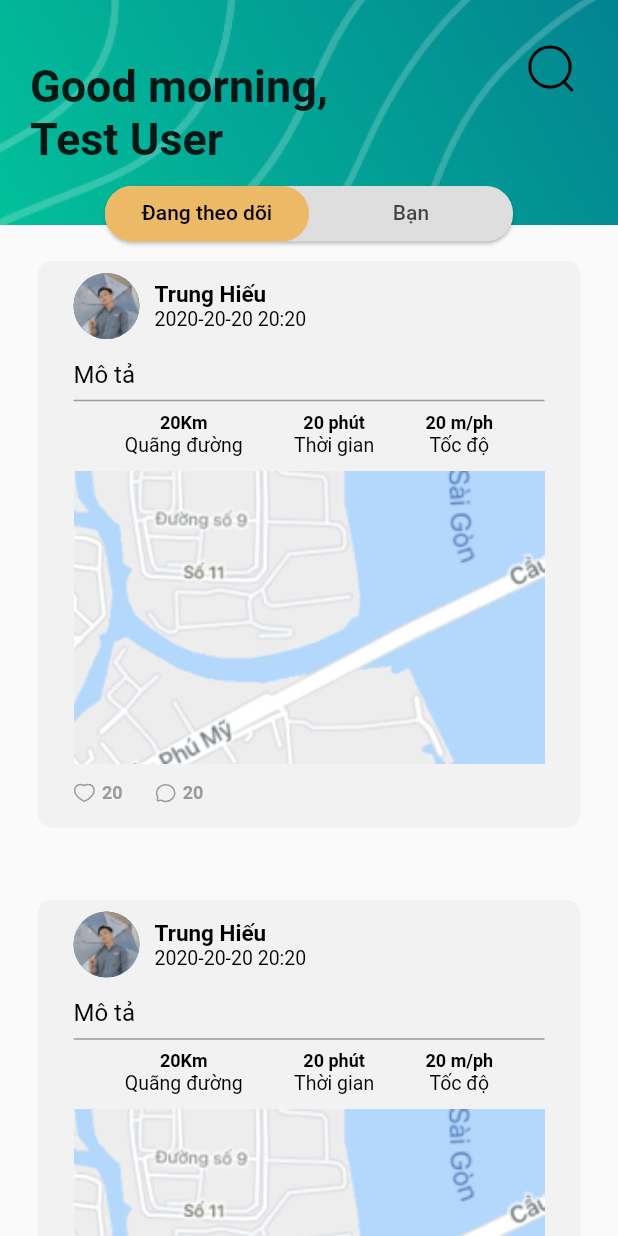
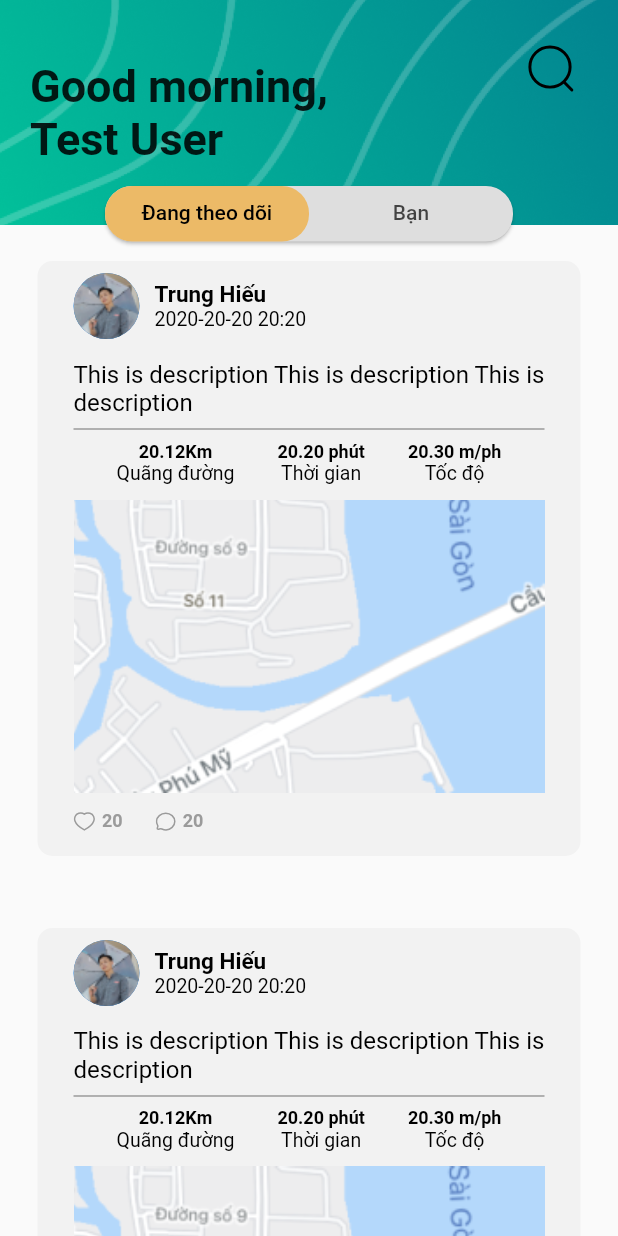
Before and after one commit to hunghuy201280/flutter_DailyRunning, a Flutter app: the screen it shows after launch, on a phone screen of 412 x 824 dp. Run offline on Flutter 3.47's test engine with Material 2 defaults, Android fonts, the phone set to English and light mode, and no system bars; our stand-ins replace firebase_auth, firebase_core, flutter_svg, font_awesome_flutter, numberpicker, tab_indicator_styler; accounts and stored records are empty; Roboto replaces fonts that are missing (SVG Avo).

Commit message:
done home screen

```diff
--- a/lib/ui/home/home_screen.dart
+++ b/lib/ui/home/home_screen.dart
@@ -1,4 +1,5 @@
 import 'package:daily_running/main.dart';
+import 'package:daily_running/ui/home/widgets/post_view.dart';
 import 'package:daily_running/utils/constant.dart';
 import 'package:flutter/cupertino.dart';
 import 'package:flutter/material.dart';
@@ -13,113 +14,21 @@ class HomeScreen extends StatelessWidget {
       child: Scaffold(
         body: DefaultTabController(
           length: 2,
-          child: CustomScrollView(
-            slivers: [
-              SliverPersistentHeader(
-                  floating: true,
-                  delegate: CustomCollapseAppbarDelegate(expandedHeight: 150)),
-              SliverList(
-                  delegate: SliverChildBuilderDelegate((context, index) {
-                return Container(
-                  margin: EdgeInsets.symmetric(vertical: 24, horizontal: 25),
-                  padding:
-                      EdgeInsets.only(top: 8, bottom: 16, right: 24, left: 24),
-                  decoration: BoxDecoration(
-                    borderRadius: BorderRadius.circular(10),
-                    color: kConcreteColor,
-                  ),
-                  child: Column(
-                    crossAxisAlignment: CrossAxisAlignment.stretch,
-                    children: [
-                      Row(
-                        children: [
-                          CircleAvatar(
-                            backgroundImage: AssetImage(
-                                'assets/images/place_holder_avatar.png'),
-                            radius: 22,
-                          ),
-                          SizedBox(
-                            width: 10,
-                          ),
-                          Column(
-                            mainAxisAlignment: MainAxisAlignment.start,
-                            crossAxisAlignment: CrossAxisAlignment.start,
-                            children: [
-                              Text(
-                                'Trung Hiếu',
-                                style: kPostTextStyle.copyWith(
-                                  fontWeight: FontWeight.w700,
-                                  fontSize: 15,
-                                ),
-                              ),
-                              Text(
-                                '2020-20-20 20:20',
-                                style: kPostTextStyle,
-                              ),
-                            ],
-                          ),
-                        ],
-                      ),
-                      SizedBox(
-                        height: 14,
-                      ),
-                      Text(
-                        'Mô tả',
-                        style: kPostTextStyle.copyWith(fontSize: 16),
-                      ),
-                      Divider(
-                        color: kDividerColor,
-                        thickness: 1,
-                      ),
-                      Row(
-                        mainAxisAlignment: MainAxisAlignment.spaceEvenly,
-                        children: [
-                          PostColumnText(
-                            value: '20Km',
-                            description: 'Quãng đường',
-                          ),
-                          PostColumnText(
-                            value: '20 phút',
-                            description: 'Thời gian',
-                          ),
-                          PostColumnText(
-                            value: '20 m/ph',
-                            description: 'Tốc độ',
-                          ),
-                        ],
-                      ),
-                      SizedBox(
-                        height: 10,
-                      ),
-                      Image(
-                        image: AssetImage(
-                          'assets/images/place_holder_post.png',
-                        ),
-                        fit: BoxFit.contain,
-                      ),
-                      SizedBox(
-                        height: 12,
-                      ),
-                      Row(
-                        children: [
-                          PostBottomIcon(
-                            iconName: 'assets/images/ic_heart.svg',
-                            value: 20.toString(),
-                          ),
-                          SizedBox(
-                            width: 22,
-                          ),
-                          PostBottomIcon(
-                            iconName: 'assets/images/ic_comment.svg',
-                            value: 20.toString(),
-                          ),
-                        ],
-                      ),
-                    ],
-                  ),
-                );
-              }, childCount: 10)),
-            ],
+          child: NestedScrollView(
+            floatHeaderSlivers: true,
+            headerSliverBuilder: (context, isScroll) {
+              return [
+                SliverPersistentHeader(
+                    delegate:
+                        CustomCollapseAppbarDelegate(expandedHeight: 150)),
+              ];
+            },
+            body: TabBarView(
+              children: [
+                PostListView(),
+                PostListView(),
+              ],
+            ),
           ),
         ),
       ),
@@ -127,64 +36,40 @@ class HomeScreen extends StatelessWidget {
   }
 }
 
-class PostBottomIcon extends StatelessWidget {
-  final String iconName;
-  final String value;
+class PostListView extends StatefulWidget {
+  @override
+  _PostListViewState createState() => _PostListViewState();
+}
 
-  const PostBottomIcon({
-    @required this.iconName,
-    @required this.value,
-  });
+class _PostListViewState extends State<PostListView>
+    with AutomaticKeepAliveClientMixin<PostListView> {
+  @override
+  Widget build(BuildContext context) {
+    super.build(context);
+    return ListView.builder(
+      itemBuilder: (context, index) {
+        return PostView(
+          avatar: AssetImage('assets/images/place_holder_avatar.png'),
+          ownerName: 'Trung Hiếu',
+          dateTime: '2020-20-20 20:20',
+          description:
+              'This is description This is description This is description',
+          distance: 20.12313,
+          timeWorking: 20.2,
+          pace: 20.3,
+          mapImage: AssetImage(
+            'assets/images/place_holder_post.png',
+          ),
+          like: 20,
+          comment: 20,
+        );
+      },
+      itemCount: 10,
+    );
+  }
 
   @override
-  Widget build(BuildContext context) {
-    return Row(
-      children: [
-        InkWell(
-          child: SvgPicture.asset(
-            iconName,
-            height: 13,
-          ),
-          onTap: () {},
-        ),
-        SizedBox(
-          width: 4,
-        ),
-        Text(
-          value,
-          style: kPostTextStyle.copyWith(
-            fontSize: 12,
-            fontWeight: FontWeight.w700,
-            color: kDividerColor,
-          ),
-        )
-      ],
-    );
-  }
-}
-
-class PostColumnText extends StatelessWidget {
-  final String value;
-  final String description;
-
-  const PostColumnText({@required this.value, @required this.description});
-
-  @override
-  Widget build(BuildContext context) {
-    return Column(
-      children: [
-        Text(
-          value,
-          style: kPostTextStyle.copyWith(
-              fontSize: 12, fontWeight: FontWeight.w700),
-        ),
-        Text(
-          description,
-          style: kPostTextStyle,
-        ),
-      ],
-    );
-  }
+  bool get wantKeepAlive => true;
 }
 
 class CustomCollapseAppbarDelegate extends SliverPersistentHeaderDelegate {
@@ -213,7 +98,7 @@ class CustomCollapseAppbarDelegate extends SliverPersistentHeaderDelegate {
           top: top,
           left: 66,
           right: 66,
-          child: buildFloating(shrinkOffset),
+          child: buildFloatingTabBar(shrinkOffset),
         ),
         Positioned(
           child: buildSearchButton(shrinkOffset),
@@ -266,7 +151,7 @@ class CustomCollapseAppbarDelegate extends SliverPersistentHeaderDelegate {
         ),
       );
 
-  Widget buildFloating(double shrinkOffset) => Opacity(
+  Widget buildFloatingTabBar(double shrinkOffset) => Opacity(
         opacity: disappear(shrinkOffset),
         child: Card(
           shape: RoundedRectangleBorder(
--- /dev/null
+++ b/lib/ui/home/widgets/post_view.dart
@@ -0,0 +1,186 @@
+import 'package:daily_running/utils/constant.dart';
+import 'package:flutter/material.dart';
+import 'package:flutter_svg/svg.dart';
+
+class PostView extends StatelessWidget {
+  final ImageProvider avatar;
+  final String ownerName;
+  final String dateTime;
+  final String description;
+  final double distance;
+  final double timeWorking;
+  final double pace;
+  final ImageProvider mapImage;
+  final int like;
+  final int comment;
+
+  const PostView({
+    @required this.avatar,
+    @required this.ownerName,
+    @required this.dateTime,
+    @required this.description,
+    @required this.distance,
+    @required this.timeWorking,
+    @required this.pace,
+    @required this.mapImage,
+    @required this.like,
+    @required this.comment,
+  });
+  @override
+  Widget build(BuildContext context) {
+    return Container(
+      margin: EdgeInsets.symmetric(vertical: 24, horizontal: 25),
+      padding: EdgeInsets.only(top: 8, bottom: 16, right: 24, left: 24),
+      decoration: BoxDecoration(
+        borderRadius: BorderRadius.circular(10),
+        color: kConcreteColor,
+      ),
+      child: Column(
+        crossAxisAlignment: CrossAxisAlignment.stretch,
+        children: [
+          Row(
+            children: [
+              CircleAvatar(
+                backgroundImage: avatar,
+                radius: 22,
+              ),
+              SizedBox(
+                width: 10,
+              ),
+              Column(
+                mainAxisAlignment: MainAxisAlignment.start,
+                crossAxisAlignment: CrossAxisAlignment.start,
+                children: [
+                  Text(
+                    ownerName,
+                    style: kPostTextStyle.copyWith(
+                      fontWeight: FontWeight.w700,
+                      fontSize: 15,
+                    ),
+                  ),
+                  Text(
+                    dateTime,
+                    style: kPostTextStyle,
+                  ),
+                ],
+              ),
+            ],
+          ),
+          SizedBox(
+            height: 14,
+          ),
+          Text(
+            description,
+            style: kPostTextStyle.copyWith(fontSize: 16),
+          ),
+          Divider(
+            color: kDividerColor,
+            thickness: 1,
+          ),
+          Row(
+            mainAxisAlignment: MainAxisAlignment.spaceEvenly,
+            children: [
+              PostColumnText(
+                value: '${distance.toStringAsFixed(2)}Km',
+                description: 'Quãng đường',
+              ),
+              PostColumnText(
+                value: '${timeWorking.toStringAsFixed(2)} phút',
+                description: 'Thời gian',
+              ),
+              PostColumnText(
+                value: '${pace.toStringAsFixed(2)} m/ph',
+                description: 'Tốc độ',
+              ),
+            ],
+          ),
+          SizedBox(
+            height: 10,
+          ),
+          Image(
+            image: mapImage,
+            fit: BoxFit.contain,
+          ),
+          SizedBox(
+            height: 12,
+          ),
+          Row(
+            children: [
+              PostBottomIcon(
+                iconName: 'assets/images/ic_heart.svg',
+                value: like.toString(),
+              ),
+              SizedBox(
+                width: 22,
+              ),
+              PostBottomIcon(
+                iconName: 'assets/images/ic_comment.svg',
+                value: comment.toString(),
+              ),
+            ],
+          ),
+        ],
+      ),
+    );
+  }
+}
+
+class PostBottomIcon extends StatelessWidget {
+  final String iconName;
+  final String value;
+
+  const PostBottomIcon({
+    @required this.iconName,
+    @required this.value,
+  });
+
+  @override
+  Widget build(BuildContext context) {
+    return Row(
+      children: [
+        InkWell(
+          child: SvgPicture.asset(
+            iconName,
+            height: 13,
+          ),
+          onTap: () {},
+        ),
+        SizedBox(
+          width: 4,
+        ),
+        Text(
+          value,
+          style: kPostTextStyle.copyWith(
+            fontSize: 12,
+            fontWeight: FontWeight.w700,
+            color: kDividerColor,
+          ),
+        )
+      ],
+    );
+  }
+}
+
+class PostColumnText extends StatelessWidget {
+  final String value;
+  final String description;
+
+  const PostColumnText({@required this.value, @required this.description});
+
+  @override
+  Widget build(BuildContext context) {
+    return Column(
+      children: [
+        Text(
+          value,
+          style: kPostTextStyle.copyWith(
+              fontSize: 12, fontWeight: FontWeight.w700),
+        ),
+        Text(
+          description,
+          style: kPostTextStyle,
+        ),
+      ],
+    );
+  }
+}
```
